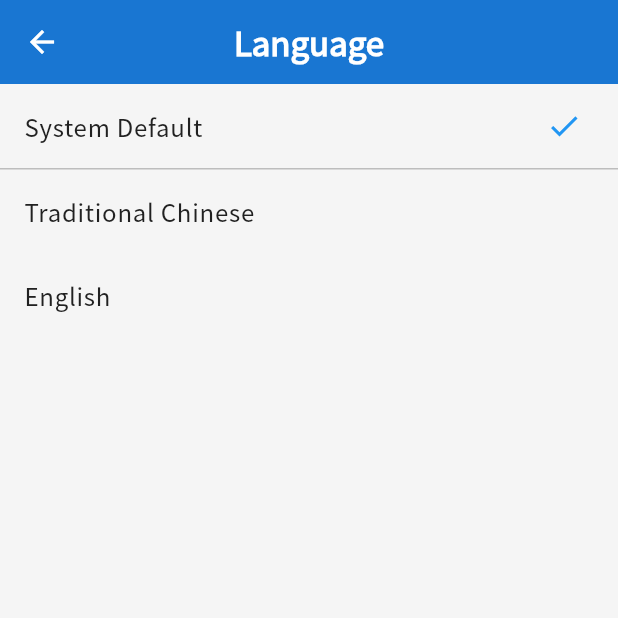
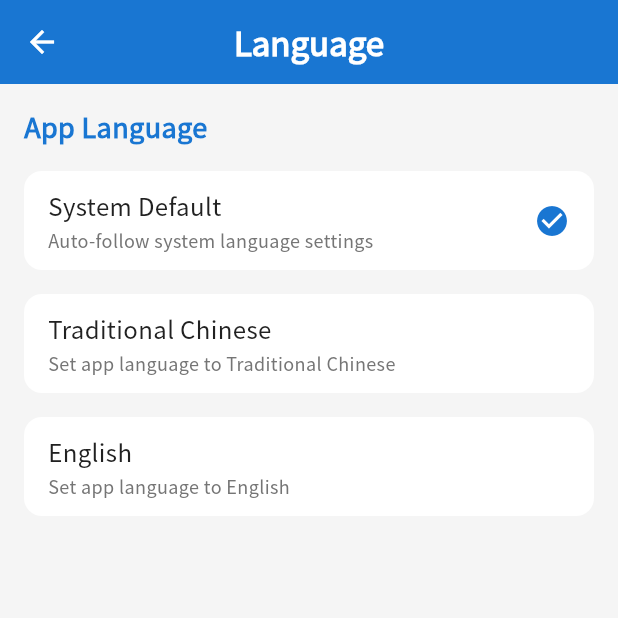
Before and after one commit to firstfu/blood_pressure_app, a Flutter app: the LanguageSettingsPage screen opened directly, on a phone screen of 412 x 824 dp, the top half of it. Run offline on Flutter 3.47's test engine with Material 3 defaults, Android fonts, the phone set to English and light mode, and no system bars; our stand-ins replace csv, fl_chart, image_picker, in_app_review, package_info_plus, pdf and 3 more; missing offline and left inert: app_settings, excel; accounts and stored records are empty.

Commit message:
更新語言與主題設定功能，新增用戶手動選擇主題與語言的選項，並優化界面顯示，提升使用者體驗與靈活性。

```diff
--- a/lib/l10n/translations/settings_translations.dart
+++ b/lib/l10n/translations/settings_translations.dart
@@ -120,6 +120,12 @@ const Map<String, String> zhTWSettings = {
   '通知': '通知',
   '保存設定': '保存設定',
   '管理應用通知與提示': '管理應用通知與提示',
+
+  // 語言設定頁面
+  '應用語言': '應用語言',
+  '自動跟隨系統語言設定': '自動跟隨系統語言設定',
+  '設置應用語言為繁體中文': '設置應用語言為繁體中文',
+  '設置應用語言為英文': '設置應用語言為英文',
 };
 
 // 英文設定頁面詞彙
@@ -241,4 +247,10 @@ const Map<String, String> enUSSettings = {
   '通知': 'Notifications',
   '保存設定': 'Save Settings',
   '管理應用通知與提示': 'Manage app notifications and alerts',
+
+  // 語言設定頁面
+  '應用語言': 'App Language',
+  '自動跟隨系統語言設定': 'Auto-follow system language settings',
+  '設置應用語言為繁體中文': 'Set app language to Traditional Chinese',
+  '設置應用語言為英文': 'Set app language to English',
 };
--- a/lib/providers/theme_provider.dart
+++ b/lib/providers/theme_provider.dart
@@ -14,10 +14,13 @@ import '../themes/app_theme.dart';
 /// 通過 ChangeNotifier 實現狀態管理，當主題設定變更時通知監聽者
 class ThemeProvider extends ChangeNotifier {
   // 主題模式
-  ThemeMode _themeMode = ThemeMode.light;
+  ThemeMode _themeMode = ThemeMode.system;
 
   // 是否使用深色模式
   bool _useDarkMode = false;
+
+  // 是否使用用戶手動設定的主題（而非跟隨系統）
+  bool _isUserSelected = false;
 
   // 獲取當前主題模式
   ThemeMode get themeMode => _themeMode;
@@ -25,21 +28,39 @@ class ThemeProvider extends ChangeNotifier {
   // 是否使用深色模式
   bool get useDarkMode => _useDarkMode;
 
+  // 是否使用用戶手動設定的主題
+  bool get isUserSelected => _isUserSelected;
+
   // 獲取根據設定決定的主題數據
   ThemeData get theme {
+    // 跟隨系統模式
+    if (_themeMode == ThemeMode.system) {
+      return _isDarkModeEnabled() ? AppTheme.darkTheme : AppTheme.lightTheme;
+    }
     // 淺色主題
-    if (_themeMode == ThemeMode.light || (_themeMode == ThemeMode.system && !_isDarkModeEnabled())) {
+    else if (_themeMode == ThemeMode.light) {
       return AppTheme.lightTheme;
     }
     // 深色主題
-    return AppTheme.darkTheme;
+    else {
+      return AppTheme.darkTheme;
+    }
   }
 
   // 初始化主題設定
   Future<void> init() async {
     final settings = await SharedPrefsService.getThemeSettings();
-    _useDarkMode = settings['useDarkMode'] ?? false;
-    _themeMode = _useDarkMode ? ThemeMode.dark : ThemeMode.light;
+    _isUserSelected = settings['isUserSelected'] ?? false;
+
+    if (_isUserSelected) {
+      // 如果是用戶手動設定的主題，使用保存的設定
+      _useDarkMode = settings['useDarkMode'] ?? false;
+      _themeMode = _useDarkMode ? ThemeMode.dark : ThemeMode.light;
+    } else {
+      // 否則跟隨系統設定
+      _themeMode = ThemeMode.system;
+      _useDarkMode = _isDarkModeEnabled();
+    }
 
     // 根據當前主題模式更新狀態欄樣式
     _updateStatusBarColors();
@@ -49,10 +70,24 @@ class ThemeProvider extends ChangeNotifier {
 
   // 設置是否使用深色模式
   void setUseDarkMode(bool value) {
-    if (_useDarkMode == value) return;
+    if (_useDarkMode == value && _isUserSelected) return;
 
     _useDarkMode = value;
     _themeMode = value ? ThemeMode.dark : ThemeMode.light;
+    _isUserSelected = true; // 標記為用戶手動設定
+
+    _saveSettings();
+    _updateStatusBarColors();
+    notifyListeners();
+  }
+
+  // 設置跟隨系統主題
+  void setFollowSystemTheme() {
+    if (_themeMode == ThemeMode.system && !_isUserSelected) return;
+
+    _themeMode = ThemeMode.system;
+    _isUserSelected = false; // 標記為跟隨系統
+    _useDarkMode = _isDarkModeEnabled(); // 更新為當前系統深淺模式
 
     _saveSettings();
     _updateStatusBarColors();
@@ -61,7 +96,7 @@ class ThemeProvider extends ChangeNotifier {
 
   // 保存設定
   Future<void> _saveSettings() async {
-    final settings = {'useDarkMode': _useDarkMode};
+    final settings = {'useDarkMode': _useDarkMode, 'isUserSelected': _isUserSelected};
     await SharedPrefsService.saveThemeSettings(settings);
   }
 
@@ -73,7 +108,9 @@ class ThemeProvider extends ChangeNotifier {
 
   // 更新狀態欄顏色，根據當前主題模式
   void _updateStatusBarColors() {
-    if (_useDarkMode) {
+    bool isDarkMode = _themeMode == ThemeMode.dark || (_themeMode == ThemeMode.system && _isDarkModeEnabled());
+
+    if (isDarkMode) {
       // 深色模式狀態欄設置
       SystemChrome.setSystemUIOverlayStyle(
         const SystemUiOverlayStyle(
--- a/lib/services/shared_prefs_service.dart
+++ b/lib/services/shared_prefs_service.dart
@@ -95,7 +95,7 @@ class SharedPrefsService {
 
     if (settingsJson == null) {
       // 返回默認設定
-      return {'themeColor': 'blue', 'useDarkMode': false, 'useSystemTheme': true};
+      return {'themeColor': 'blue', 'useDarkMode': false, 'isUserSelected': false};
     }
 
     // 解析 JSON 字符串為 Map
@@ -109,7 +109,7 @@ class SharedPrefsService {
     } catch (e) {
       print('解析主題設定時出錯: $e');
       // 出錯時返回默認設定
-      return {'themeColor': 'blue', 'useDarkMode': false, 'useSystemTheme': true};
+      return {'themeColor': 'blue', 'useDarkMode': false, 'isUserSelected': false};
     }
   }
 
--- a/lib/views/my/language_settings/language_settings_page.dart
+++ b/lib/views/my/language_settings/language_settings_page.dart
@@ -15,6 +15,8 @@ class LanguageSettingsPage extends StatelessWidget {
   Widget build(BuildContext context) {
     final localeProvider = Provider.of<LocaleProvider>(context);
     final currentLocale = localeProvider.locale;
+    final theme = Theme.of(context);
+    final isDarkMode = theme.brightness == Brightness.dark;
 
     // 檢查是否是用戶手動設定的語系
     Future<bool> isUserSelected() async {
@@ -25,46 +27,112 @@ class LanguageSettingsPage extends StatelessWidget {
     return Scaffold(
       appBar: AppBar(
         title: Text(context.tr('語言設定')),
+        centerTitle: true,
         elevation: 0,
-        backgroundColor: Theme.of(context).brightness == Brightness.dark ? const Color(0xFF121212) : Theme.of(context).appBarTheme.backgroundColor,
-        foregroundColor: Theme.of(context).appBarTheme.foregroundColor,
+        backgroundColor: isDarkMode ? const Color(0xFF121212) : theme.primaryColor,
+        foregroundColor: Colors.white,
       ),
-      body: FutureBuilder<bool>(
+      body: Container(
+        color: theme.scaffoldBackgroundColor,
+        child: FutureBuilder<bool>(
           future: isUserSelected(),
           builder: (context, snapshot) {
             final isUserSelected = snapshot.data ?? false;
 
-          return ListView(
+            return SingleChildScrollView(
+              padding: const EdgeInsets.all(16),
+              child: Column(
+                crossAxisAlignment: CrossAxisAlignment.start,
                 children: [
-              _buildLanguageOption(
+                  _buildSectionTitle(context.tr('應用語言'), isDarkMode, context),
+
+                  // 跟隨系統選項
+                  _buildRadioItem(
+                    context.tr('跟隨系統'),
+                    context.tr('自動跟隨系統語言設定'),
+                    !isUserSelected,
+                    () => localeProvider.resetToSystemLocale(),
+                    isDarkMode,
                     context,
-                title: context.tr('跟隨系統'),
-                isSelected: !isUserSelected,
-                onTap: () => localeProvider.resetToSystemLocale(),
                   ),
-              const Divider(),
-              _buildLanguageOption(
+
+                  const SizedBox(height: 8),
+
+                  // 繁體中文選項
+                  _buildRadioItem(
+                    context.tr('繁體中文'),
+                    context.tr('設置應用語言為繁體中文'),
+                    isUserSelected && currentLocale.languageCode == 'zh' && currentLocale.countryCode == 'TW',
+                    () => localeProvider.setTraditionalChinese(),
+                    isDarkMode,
                     context,
-                title: context.tr('繁體中文'),
-                locale: const Locale('zh', 'TW'),
-                isSelected: isUserSelected && currentLocale.languageCode == 'zh' && currentLocale.countryCode == 'TW',
-                onTap: () => localeProvider.setTraditionalChinese(),
                   ),
-              _buildLanguageOption(
+
+                  const SizedBox(height: 8),
+
+                  // 英文選項
+                  _buildRadioItem(
+                    context.tr('英文'),
+                    context.tr('設置應用語言為英文'),
+                    isUserSelected && currentLocale.languageCode == 'en' && currentLocale.countryCode == 'US',
+                    () => localeProvider.setEnglish(),
+                    isDarkMode,
                     context,
-                title: context.tr('英文'),
-                locale: const Locale('en', 'US'),
-                isSelected: isUserSelected && currentLocale.languageCode == 'en' && currentLocale.countryCode == 'US',
-                onTap: () => localeProvider.setEnglish(),
                   ),
                 ],
+              ),
             );
           },
+        ),
       ),
     );
   }
 
-  Widget _buildLanguageOption(BuildContext context, {required String title, Locale? locale, required bool isSelected, required VoidCallback onTap}) {
-    return ListTile(title: Text(title), trailing: isSelected ? const Icon(Icons.check, color: Colors.blue) : null, onTap: onTap);
+  /// 構建章節標題
+  Widget _buildSectionTitle(String title, bool isDarkMode, BuildContext context) {
+    final theme = Theme.of(context);
+    final textColor = isDarkMode ? Colors.white : theme.primaryColor;
+
+    return Padding(
+      padding: const EdgeInsets.only(bottom: 16),
+      child: Text(title, style: TextStyle(fontSize: 18, fontWeight: FontWeight.bold, color: textColor)),
+    );
+  }
+
+  /// 構建單選項目
+  Widget _buildRadioItem(String title, String subtitle, bool isSelected, VoidCallback onTap, bool isDarkMode, BuildContext context) {
+    final theme = Theme.of(context);
+    final themeColor = theme.primaryColor;
+    final titleColor = isDarkMode ? Colors.white : theme.textTheme.titleMedium?.color;
+    final subtitleColor = isDarkMode ? Colors.white70 : theme.textTheme.bodySmall?.color;
+
+    return Card(
+      elevation: 0,
+      color: theme.cardColor,
+      shape: RoundedRectangleBorder(borderRadius: BorderRadius.circular(12)),
+      margin: const EdgeInsets.only(bottom: 8),
+      child: InkWell(
+        onTap: onTap,
+        borderRadius: BorderRadius.circular(12),
+        child: Padding(
+          padding: const EdgeInsets.symmetric(horizontal: 16, vertical: 12),
+          child: Row(
+            children: [
+              Expanded(
+                child: Column(
+                  crossAxisAlignment: CrossAxisAlignment.start,
+                  children: [
+                    Text(title, style: TextStyle(color: titleColor, fontSize: 16)),
+                    const SizedBox(height: 2),
+                    Text(subtitle, style: TextStyle(fontSize: 12, color: subtitleColor)),
+                  ],
+                ),
+              ),
+              if (isSelected) Icon(Icons.check_circle, color: themeColor),
+            ],
+          ),
+        ),
+      ),
+    );
   }
 }
```
Also changed, not shown: lib/views/my/theme_settings/theme_settings_page.dart (+51 -12 lines). Lines whose indentation alone changed are shown as unchanged.
